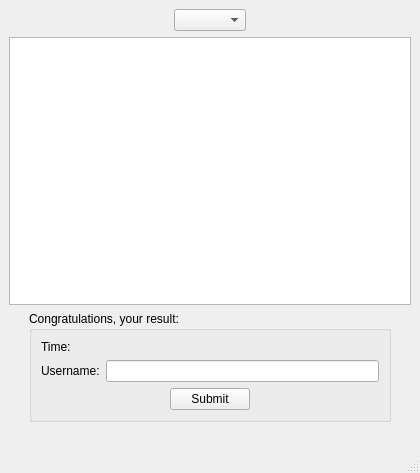
The window that leaderboard_gui.ui (pavolmarak/minesweeper) describes before a commit, drawn with Qt 5.
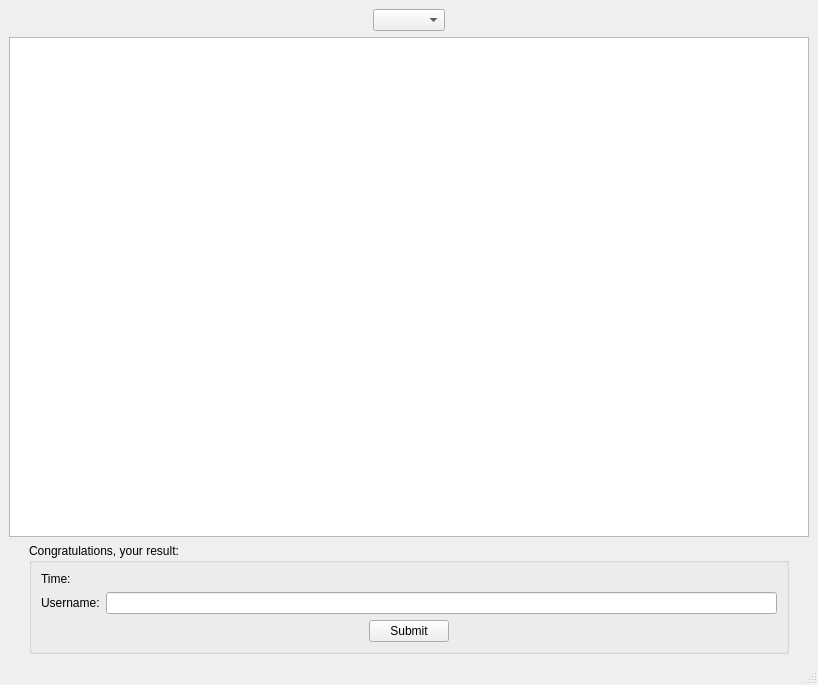
The same window after the commit.

```diff
--- a/leaderboard_gui.ui
+++ b/leaderboard_gui.ui
@@ -6,8 +6,8 @@
    <rect>
     <x>0</x>
     <y>0</y>
-    <width>420</width>
-    <height>473</height>
+    <width>814</width>
+    <height>684</height>
    </rect>
   </property>
   <property name="sizePolicy">
@@ -18,8 +18,8 @@
   </property>
   <property name="minimumSize">
    <size>
-    <width>420</width>
-    <height>420</height>
+    <width>0</width>
+    <height>0</height>
    </size>
   </property>
   <property name="mouseTracking">
@@ -68,15 +68,15 @@
       <item>
        <widget class="QTableWidget" name="leader_table">
         <property name="sizePolicy">
-         <sizepolicy hsizetype="Preferred" vsizetype="Expanding">
+         <sizepolicy hsizetype="Expanding" vsizetype="Expanding">
           <horstretch>0</horstretch>
           <verstretch>0</verstretch>
          </sizepolicy>
         </property>
         <property name="minimumSize">
          <size>
-          <width>400</width>
-          <height>0</height>
+          <width>800</width>
+          <height>500</height>
          </size>
         </property>
         <property name="mouseTracking">
@@ -85,6 +85,9 @@
         <property name="tabletTracking">
          <bool>true</bool>
         </property>
+        <property name="sizeAdjustPolicy">
+         <enum>QAbstractScrollArea::AdjustToContentsOnFirstShow</enum>
+        </property>
         <property name="editTriggers">
          <set>QAbstractItemView::NoEditTriggers</set>
         </property>
@@ -94,6 +97,9 @@
         <property name="selectionBehavior">
          <enum>QAbstractItemView::SelectRows</enum>
         </property>
+        <property name="textElideMode">
+         <enum>Qt::ElideLeft</enum>
+        </property>
         <property name="verticalScrollMode">
          <enum>QAbstractItemView::ScrollPerItem</enum>
         </property>
```
Left out of the diff: 7 changed lines with no effect on the pictures.
